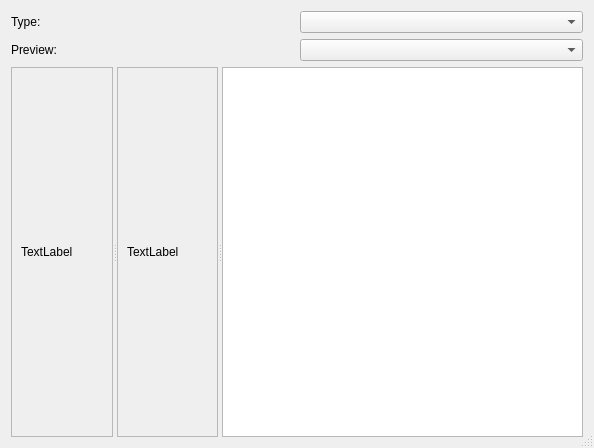
Before: the Qt Designer form controls/dialogconvert.ui in riuson/lcd-image-converter, drawn with Qt 5.
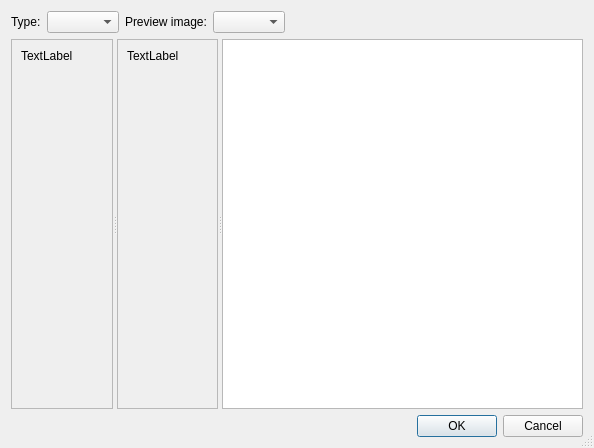
After: the same form once the commit is applied.

Commit message: Conversion dialog changed.

The edit to the form file:
```diff
--- a/controls/dialogconvert.ui
+++ b/controls/dialogconvert.ui
@@ -29,20 +29,29 @@
      <item>
       <widget class="QComboBox" name="comboBoxType"/>
      </item>
-    </layout>
-   </item>
-   <item>
-    <layout class="QHBoxLayout" name="horizontalLayout_4">
      <item>
       <widget class="QLabel" name="label_2">
        <property name="text">
-        <string>Preview:</string>
+        <string>Preview image:</string>
        </property>
       </widget>
      </item>
      <item>
       <widget class="QComboBox" name="comboBoxSampleKey"/>
      </item>
+     <item>
+      <spacer name="horizontalSpacer">
+       <property name="orientation">
+        <enum>Qt::Horizontal</enum>
+       </property>
+       <property name="sizeHint" stdset="0">
+        <size>
+         <width>40</width>
+         <height>20</height>
+        </size>
+       </property>
+      </spacer>
+     </item>
     </layout>
    </item>
    <item>
@@ -60,7 +69,7 @@
          <x>0</x>
          <y>0</y>
          <width>112</width>
-         <height>190</height>
+         <height>193</height>
         </rect>
        </property>
        <layout class="QHBoxLayout" name="horizontalLayout">
@@ -69,6 +78,9 @@
           <property name="text">
            <string>TextLabel</string>
           </property>
+          <property name="alignment">
+           <set>Qt::AlignLeading|Qt::AlignLeft|Qt::AlignTop</set>
+          </property>
          </widget>
         </item>
        </layout>
@@ -84,7 +96,7 @@
          <x>0</x>
          <y>0</y>
          <width>112</width>
-         <height>190</height>
+         <height>193</height>
         </rect>
        </property>
        <layout class="QHBoxLayout" name="horizontalLayout_2">
@@ -93,6 +105,9 @@
           <property name="text">
            <string>TextLabel</string>
           </property>
+          <property name="alignment">
+           <set>Qt::AlignLeading|Qt::AlignLeft|Qt::AlignTop</set>
+          </property>
          </widget>
         </item>
        </layout>
@@ -101,6 +116,13 @@
      <widget class="QPlainTextEdit" name="plainTextEdit"/>
     </widget>
    </item>
+   <item>
+    <widget class="QDialogButtonBox" name="buttonBox">
+     <property name="standardButtons">
+      <set>QDialogButtonBox::Cancel|QDialogButtonBox::Ok</set>
+     </property>
+    </widget>
+   </item>
   </layout>
  </widget>
  <resources/>
```
Left out of the diff: 38 changed lines with no effect on the pictures. The commit also changes 1 other file.
